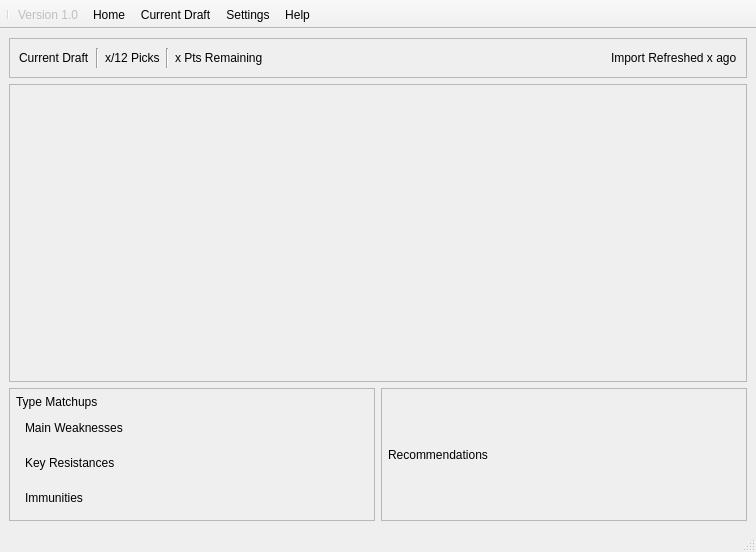
Above: assets/ui/main.ui from elliottsneath/Pokemon-Searcher before the change. Below: the same form after it.
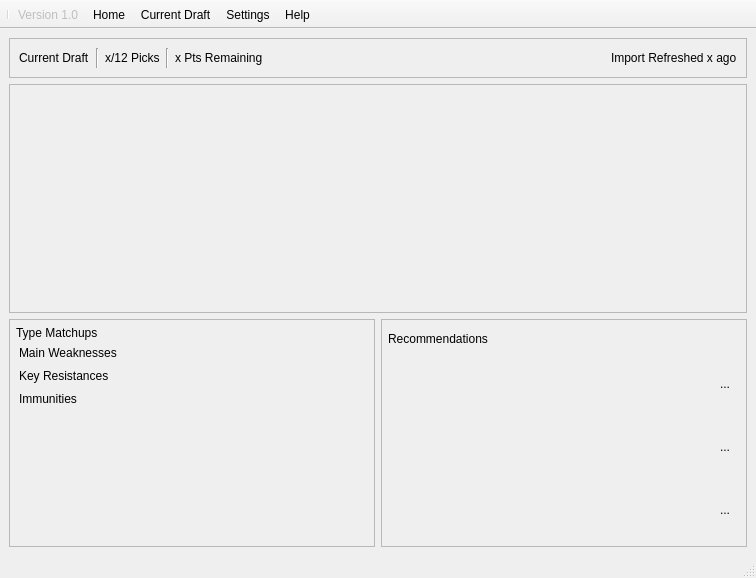
That is the form after the change. The open tabs and pages were chosen to show the change. Icons and pictures are not drawn. Custom widgets are drawn as their Qt base class.

What changed in the file:
```diff
--- a/assets/ui/main.ui
+++ b/assets/ui/main.ui
@@ -7,7 +7,7 @@
     <x>0</x>
     <y>0</y>
     <width>756</width>
-    <height>552</height>
+    <height>578</height>
    </rect>
   </property>
   <property name="windowTitle">
@@ -633,6 +633,18 @@
            <item>
             <widget class="QWidget" name="widget_17" native="true">
              <layout class="QVBoxLayout" name="verticalLayout_6">
+              <property name="leftMargin">
+               <number>3</number>
+              </property>
+              <property name="topMargin">
+               <number>3</number>
+              </property>
+              <property name="rightMargin">
+               <number>3</number>
+              </property>
+              <property name="bottomMargin">
+               <number>3</number>
+              </property>
               <item>
                <widget class="QLabel" name="label_8">
                 <property name="text">
@@ -646,6 +658,18 @@
            <item>
             <widget class="QWidget" name="widget_18" native="true">
              <layout class="QVBoxLayout" name="verticalLayout_7">
+              <property name="leftMargin">
+               <number>3</number>
+              </property>
+              <property name="topMargin">
+               <number>3</number>
+              </property>
+              <property name="rightMargin">
+               <number>3</number>
+              </property>
+              <property name="bottomMargin">
+               <number>3</number>
+              </property>
               <item>
                <widget class="QLabel" name="label_9">
                 <property name="text">
@@ -659,6 +683,18 @@
            <item>
             <widget class="QWidget" name="widget_19" native="true">
              <layout class="QVBoxLayout" name="verticalLayout_8">
+              <property name="leftMargin">
+               <number>3</number>
+              </property>
+              <property name="topMargin">
+               <number>3</number>
+              </property>
+              <property name="rightMargin">
+               <number>3</number>
+              </property>
+              <property name="bottomMargin">
+               <number>3</number>
+              </property>
               <item>
                <widget class="QLabel" name="label_10">
                 <property name="text">
@@ -669,6 +705,19 @@
              </layout>
             </widget>
            </item>
+           <item>
+            <spacer name="verticalSpacer">
+             <property name="orientation">
+              <enum>Qt::Orientation::Vertical</enum>
+             </property>
+             <property name="sizeHint" stdset="0">
+              <size>
+               <width>20</width>
+               <height>40</height>
+              </size>
+             </property>
+            </spacer>
+           </item>
           </layout>
          </widget>
         </item>
@@ -706,6 +755,192 @@
              </property>
             </widget>
            </item>
+           <item>
+            <widget class="QWidget" name="widget" native="true">
+             <layout class="QGridLayout" name="gridLayout_4">
+              <property name="leftMargin">
+               <number>3</number>
+              </property>
+              <property name="topMargin">
+               <number>3</number>
+              </property>
+              <property name="rightMargin">
+               <number>3</number>
+              </property>
+              <property name="bottomMargin">
+               <number>3</number>
+              </property>
+              <item row="1" column="1">
+               <layout class="QHBoxLayout" name="recTypeLayout"/>
+              </item>
+              <item row="2" column="1" colspan="2">
+               <widget class="QLabel" name="recReason_1">
+                <property name="text">
+                 <string/>
+                </property>
+               </widget>
+              </item>
+              <item row="0" column="0" rowspan="3">
+               <widget class="QLabel" name="recSprite_1">
+                <property name="text">
+                 <string/>
+                </property>
+               </widget>
+              </item>
+              <item row="0" column="1">
+               <widget class="QLabel" name="recName_1">
+                <property name="text">
+                 <string/>
+                </property>
+               </widget>
+              </item>
+              <item row="1" column="2">
+               <widget class="QLabel" name="recPts_1">
+                <property name="text">
+                 <string/>
+                </property>
+               </widget>
+              </item>
+              <item row="0" column="3" rowspan="3">
+               <widget class="QToolButton" name="recAdd_1">
+                <property name="text">
+                 <string>...</string>
+                </property>
+                <property name="icon">
+                 <iconset theme="QIcon::ThemeIcon::ListAdd"/>
+                </property>
+                <property name="autoRaise">
+                 <bool>true</bool>
+                </property>
+               </widget>
+              </item>
+             </layout>
+            </widget>
+           </item>
+           <item>
+            <widget class="QWidget" name="widget_2" native="true">
+             <layout class="QGridLayout" name="gridLayout_5">
+              <property name="leftMargin">
+               <number>3</number>
+              </property>
+              <property name="topMargin">
+               <number>3</number>
+              </property>
+              <property name="rightMargin">
+               <number>3</number>
+              </property>
+              <property name="bottomMargin">
+               <number>3</number>
+              </property>
+              <item row="1" column="1">
+               <layout class="QHBoxLayout" name="recTypeLayout_2"/>
+              </item>
+              <item row="2" column="1" colspan="2">
+               <widget class="QLabel" name="recReason_2">
+                <property name="text">
+                 <string/>
+                </property>
+               </widget>
+              </item>
+              <item row="0" column="0" rowspan="3">
+               <widget class="QLabel" name="recSprite_2">
+                <property name="text">
+                 <string/>
+                </property>
+               </widget>
+              </item>
+              <item row="0" column="1">
+               <widget class="QLabel" name="recName_2">
+                <property name="text">
+                 <string/>
+                </property>
+               </widget>
+              </item>
+              <item row="1" column="2">
+               <widget class="QLabel" name="recPts_2">
+                <property name="text">
+                 <string/>
+                </property>
+               </widget>
+              </item>
+              <item row="0" column="3" rowspan="3">
+               <widget class="QToolButton" name="recAdd_2">
+                <property name="text">
+                 <string>...</string>
+                </property>
+                <property name="icon">
+                 <iconset theme="QIcon::ThemeIcon::ListAdd"/>
+                </property>
+                <property name="autoRaise">
+                 <bool>true</bool>
+                </property>
+               </widget>
+              </item>
+             </layout>
+            </widget>
+           </item>
+           <item>
+            <widget class="QWidget" name="widget_3" native="true">
+             <layout class="QGridLayout" name="gridLayout_6">
+              <property name="leftMargin">
+               <number>3</number>
+              </property>
+              <property name="topMargin">
+               <number>3</number>
+              </property>
+              <property name="rightMargin">
+               <number>3</number>
+              </property>
+              <property name="bottomMargin">
+               <number>3</number>
+              </property>
+              <item row="1" column="1">
+               <layout class="QHBoxLayout" name="recTypeLayout_3"/>
+              </item>
+              <item row="2" column="1" colspan="2">
+               <widget class="QLabel" name="recReason_3">
+                <property name="text">
+                 <string/>
+                </property>
+               </widget>
+              </item>
+              <item row="0" column="0" rowspan="3">
+               <widget class="QLabel" name="recSprite_3">
+                <property name="text">
+                 <string/>
+                </property>
+               </widget>
+              </item>
+              <item row="0" column="1">
+               <widget class="QLabel" name="recName_3">
+                <property name="text">
+                 <string/>
+                </property>
+               </widget>
+              </item>
+              <item row="1" column="2">
+               <widget class="QLabel" name="recPts_3">
+                <property name="text">
+                 <string/>
+                </property>
+               </widget>
+              </item>
+              <item row="0" column="3" rowspan="3">
+               <widget class="QToolButton" name="recAdd_3">
+                <property name="text">
+                 <string>...</string>
+                </property>
+                <property name="icon">
+                 <iconset theme="QIcon::ThemeIcon::ListAdd"/>
+                </property>
+                <property name="autoRaise">
+                 <bool>true</bool>
+                </property>
+               </widget>
+              </item>
+             </layout>
+            </widget>
+           </item>
           </layout>
          </widget>
         </item>
```
Left out of the diff: 30 changed lines with no effect on the pictures.
